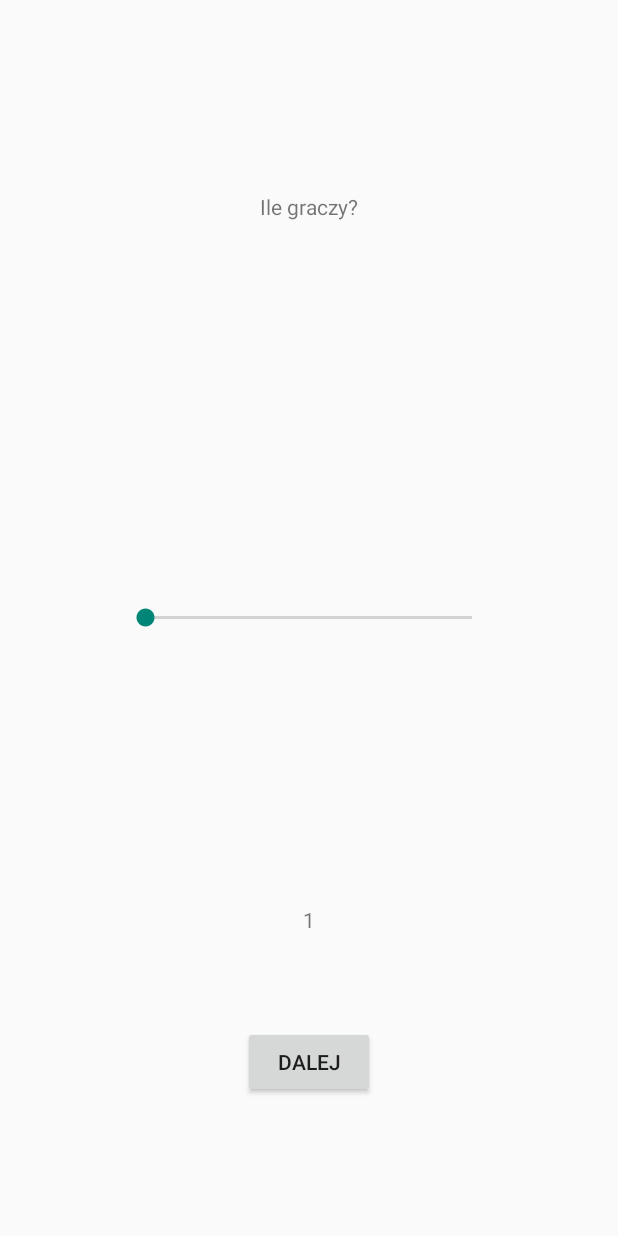
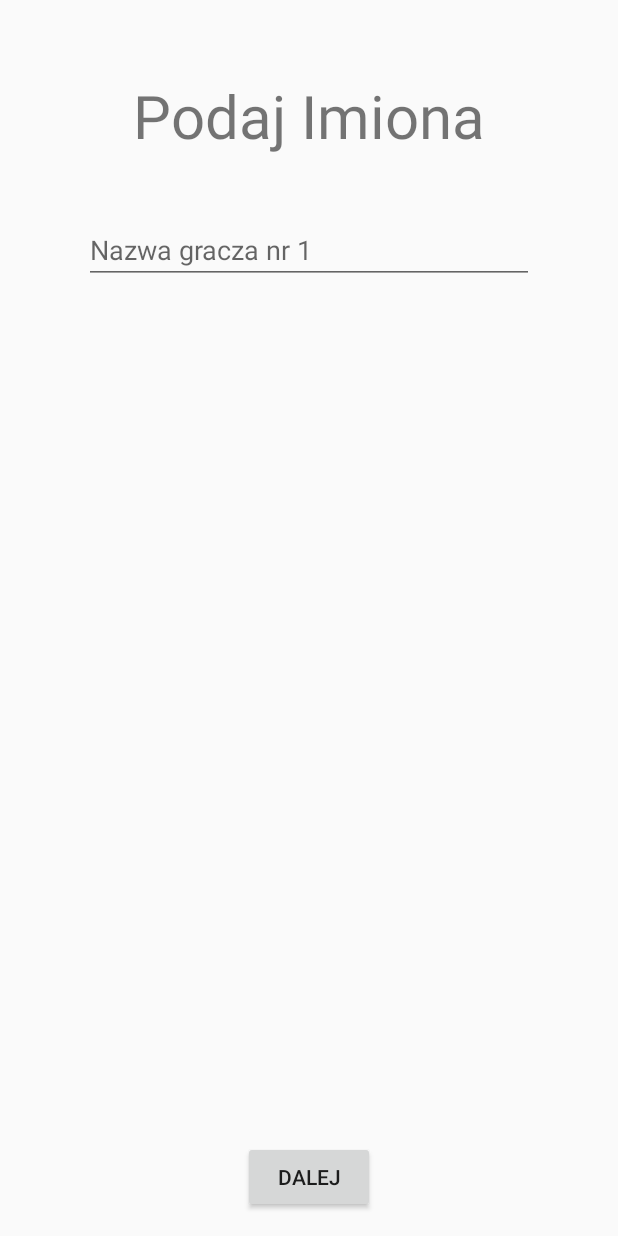
Before and after one commit to PawelNowak1/Latin-Game, an Android app: the HowManyPlayersActivity screen opened directly, with no data from a screen before it, after a tap on "DALEJ", on a phone screen of 412 x 824 dp. Run offline under Robolectric (Android 15) with nearby library versions, the phone set to English and light mode, and no system bars.

Commit message:
GiveNameActivity done

```diff
--- a/app/src/main/AndroidManifest.xml
+++ b/app/src/main/AndroidManifest.xml
@@ -16,10 +16,8 @@
                 <category android:name="android.intent.category.LAUNCHER" />
             </intent-filter>
         </activity>
-
-        <activity android:name=".HowManyPlayersActivity">
-
-        </activity>
+        <activity android:name=".HowManyPlayersActivity"></activity>
+        <activity android:name=".GiveNamesActivity"></activity>
     </application>
 
 </manifest>
--- /dev/null
+++ b/app/src/main/java/com/latingame/pawel/latingame/GiveNamesActivity.java
@@ -0,0 +1,86 @@
+package com.latingame.pawel.latingame;
+
+import android.app.LauncherActivity;
+import android.content.Context;
+import android.support.annotation.NonNull;
+import android.support.annotation.Nullable;
+import android.support.v7.app.AppCompatActivity;
+import android.os.Bundle;
+import android.view.LayoutInflater;
+import android.view.View;
+import android.view.ViewGroup;
+import android.widget.ArrayAdapter;
+import android.widget.BaseAdapter;
+import android.widget.EditText;
+import android.widget.ListView;
+
+import java.util.ArrayList;
+import java.util.List;
+
+public class GiveNamesActivity extends AppCompatActivity {
+
+    @Override
+    protected void onCreate(Bundle savedInstanceState) {
+        super.onCreate(savedInstanceState);
+        setContentView(R.layout.activity_give_names);
+        init();
+    }
+
+    private void init(){
+        initListView();
+    }
+
+    private void initListView(){
+        Bundle extras = getIntent().getExtras();
+        assert extras != null;
+        final int progress = extras.getInt("Progress");
+
+        List<String> hints = new ArrayList<>();
+
+        for(int i = 1; i < progress + 1; i++)
+        {
+            hints.add("Nazwa gracza nr " + i);
+        }
+
+        ListView listView = findViewById(R.id.listView);
+        EditTextsAdapter editTextsAdapter = new EditTextsAdapter(this, R.layout.custom_edit_text, hints);
+        listView.setAdapter(editTextsAdapter);
+    }
+
+    class EditTextsAdapter extends ArrayAdapter<String>{
+
+        private int layoutResource;
+
+        public EditTextsAdapter(Context context, int layoutResource, List<String> hints) {
+            super(context, layoutResource, hints);
+            this.layoutResource = layoutResource;
+        }
+
+        @NonNull
+        @Override
+        public View getView(int position, @Nullable View convertView, @NonNull ViewGroup parent) {
+            View view = convertView;
+
+            if (view == null) {
+                LayoutInflater layoutInflater = LayoutInflater.from(getContext());
+                view = layoutInflater.inflate(layoutResource, null);
+            }
+
+            String threeStrings = getItem(position);
+
+            if (threeStrings != null) {
+                EditText editText = view.findViewById(R.id.editText32);
+
+                if (editText != null) {
+
+                    editText.setHint(threeStrings);
+                }
+            }
+
+            return view;
+        }
+
+
+    }
+
+}
--- a/app/src/main/java/com/latingame/pawel/latingame/HowManyPlayersActivity.java
+++ b/app/src/main/java/com/latingame/pawel/latingame/HowManyPlayersActivity.java
@@ -10,6 +10,9 @@ import android.widget.SeekBar;
 import android.widget.TextView;
 
 public class HowManyPlayersActivity extends AppCompatActivity {
+
+    private SeekBar seekBar;
+
     @Override
     protected void onCreate(@Nullable Bundle savedInstanceState) {
         super.onCreate(savedInstanceState);
@@ -24,7 +27,7 @@ public class HowManyPlayersActivity extends AppCompatActivity {
 
     private void initSeekBar(){
         final int MAX_NUMBER_OF_PLAYERS = 5;
-        SeekBar seekBar = findViewById(R.id.seekBar);
+        seekBar = findViewById(R.id.seekBar);
         seekBar.setMax(MAX_NUMBER_OF_PLAYERS - 1);
         final TextView seekBarValue = findViewById(R.id.textViewHowManyPlayers);
         seekBarValue.setText("1");
@@ -53,6 +56,8 @@ public class HowManyPlayersActivity extends AppCompatActivity {
             @Override
             public void onClick(View view) {
                 Intent newActivityStart = new Intent(HowManyPlayersActivity.this, GiveNamesActivity.class);
+                newActivityStart.putExtra("Progress", seekBar.getProgress() + 1);
+
                 HowManyPlayersActivity.this.startActivity(newActivityStart);
             }
         });
--- /dev/null
+++ b/app/src/main/res/layout/activity_give_names.xml
@@ -0,0 +1,42 @@
+<?xml version="1.0" encoding="utf-8"?>
+<LinearLayout
+    xmlns:android="http://schemas.android.com/apk/res/android"
+    xmlns:app="http://schemas.android.com/apk/res-auto"
+    xmlns:tools="http://schemas.android.com/tools"
+    android:layout_width="match_parent"
+    android:layout_height="match_parent"
+    android:orientation="vertical"
+    tools:context=".GiveNamesActivity">
+
+    <TextView
+        android:id="@+id/textView2"
+        android:layout_width="wrap_content"
+        android:layout_height="wrap_content"
+        android:layout_gravity="center"
+        android:layout_marginTop="50dp"
+        android:textSize="40sp"
+        android:text="Podaj Imiona"/>
+
+    <ListView
+        android:id="@+id/listView"
+        android:layout_width="match_parent"
+        android:layout_height="0dp"
+        android:layout_gravity="center"
+        android:layout_marginTop="20dp"
+        android:layout_weight="1"
+        android:divider="@null"
+        android:dividerHeight="0dp">
+
+
+    </ListView>
+
+    <Button
+        android:id="@+id/startGameBtn"
+        android:layout_width="wrap_content"
+        android:layout_height="wrap_content"
+        android:layout_gravity="center"
+        android:text="Dalej"
+        android:layout_margin="15dp"/>
+
+
+</LinearLayout>
--- /dev/null
+++ b/app/src/main/res/layout/custom_edit_text.xml
@@ -0,0 +1,14 @@
+<?xml version="1.0" encoding="utf-8"?>
+<RelativeLayout xmlns:android="http://schemas.android.com/apk/res/android"
+    android:layout_width="match_parent"
+    android:layout_height="match_parent">
+
+    <EditText
+        android:paddingTop="30dp"
+        android:id="@+id/editText32"
+        android:layout_width="300dp"
+        android:layout_height="wrap_content"
+        android:layout_alignParentTop="true"
+        android:layout_centerHorizontal="true" />
+
+</RelativeLayout>
```
